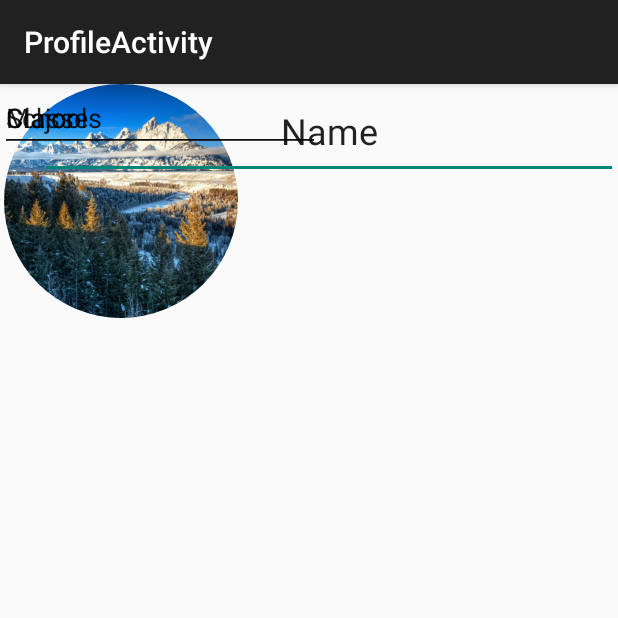
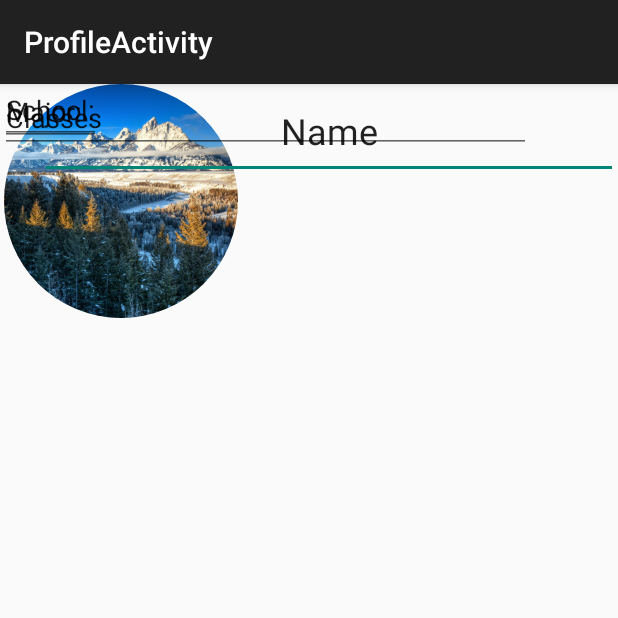
Before and after one commit to Amuff1n/Study-Buddy, an Android app: the ProfileActivity screen opened directly, with no data from a screen before it, on a phone screen of 412 x 824 dp, the top half of it. Run offline under Robolectric (Android 15) with nearby library versions, the phone set to English and light mode, and no system bars; our stand-ins replace CircleImageView.

Commit message:
Changes to profile view

```diff
--- a/app/src/main/java/com/studybuddy/studybuddy/ProfileActivity.java
+++ b/app/src/main/java/com/studybuddy/studybuddy/ProfileActivity.java
@@ -15,16 +15,6 @@ public class ProfileActivity extends AppCompatActivity {
         setContentView(R.layout.activity_profile);
         Toolbar toolbar = (Toolbar) findViewById(R.id.toolbar);
         setSupportActionBar(toolbar);
+    }
 
-        /*
-        FloatingActionButton fab = (FloatingActionButton) findViewById(R.id.fab);
-        fab.setOnClickListener(new View.OnClickListener() {
-            @Override
-            public void onClick(View view) {
-                Snackbar.make(view, "Replace with your own action", Snackbar.LENGTH_LONG)
-                        .setAction("Action", null).show();
-            }
-        });
-        */
-    }
 }
--- a/app/src/main/res/layout/content_profile.xml
+++ b/app/src/main/res/layout/content_profile.xml
@@ -22,7 +22,7 @@
         android:layout_height="63dp"
         android:ems="10"
         android:inputType="textPersonName"
-        android:text="Name"
+        android:text="@string/profile_label_name"
         android:textAlignment="center"
         android:textAppearance="@style/TextAppearance.AppCompat.Headline"
         app:layout_constraintEnd_toEndOf="parent"
@@ -30,31 +30,31 @@
 
     <EditText
         android:id="@+id/editText2"
-        android:layout_width="wrap_content"
-        android:layout_height="wrap_content"
+        android:layout_width="67dp"
+        android:layout_height="40dp"
         android:ems="10"
         android:inputType="textPersonName"
-        android:text="School"
+        android:text="@string/profile_label_school"
         tools:layout_editor_absoluteX="16dp"
         tools:layout_editor_absoluteY="244dp" />
 
     <EditText
         android:id="@+id/editText3"
-        android:layout_width="wrap_content"
-        android:layout_height="wrap_content"
+        android:layout_width="67dp"
+        android:layout_height="41dp"
         android:ems="10"
         android:inputType="textPersonName"
-        android:text="Major"
+        android:text="@string/profile_label_major"
         tools:layout_editor_absoluteX="16dp"
         tools:layout_editor_absoluteY="303dp" />
 
     <EditText
         android:id="@+id/editText4"
-        android:layout_width="wrap_content"
-        android:layout_height="wrap_content"
+        android:layout_width="354dp"
+        android:layout_height="46dp"
         android:ems="10"
         android:inputType="textMultiLine"
-        android:text="Classes"
+        android:text="@string/profile_label_classes"
         tools:layout_editor_absoluteX="16dp"
         tools:layout_editor_absoluteY="366dp" />
 </android.support.constraint.ConstraintLayout>
--- a/app/src/main/res/values/strings.xml
+++ b/app/src/main/res/values/strings.xml
@@ -1,4 +1,13 @@
 <resources>
+
+    <!-- Profile Strings -->
+    <string name="profile_label_name">Name</string>
+    <string name="profile_label_school">School:</string>
+    <string name="profile_label_major">Major:</string>
+    <string name="profile_label_classes">Classes</string>
+
+
+    <!-- General Strings -->
     <string name="app_name">Study Buddy</string>
     <string name="studdybuddy_welcome">Welcome to Study Buddy</string>
     <string name="studybuddy_signout">Sign Out</string>
```
